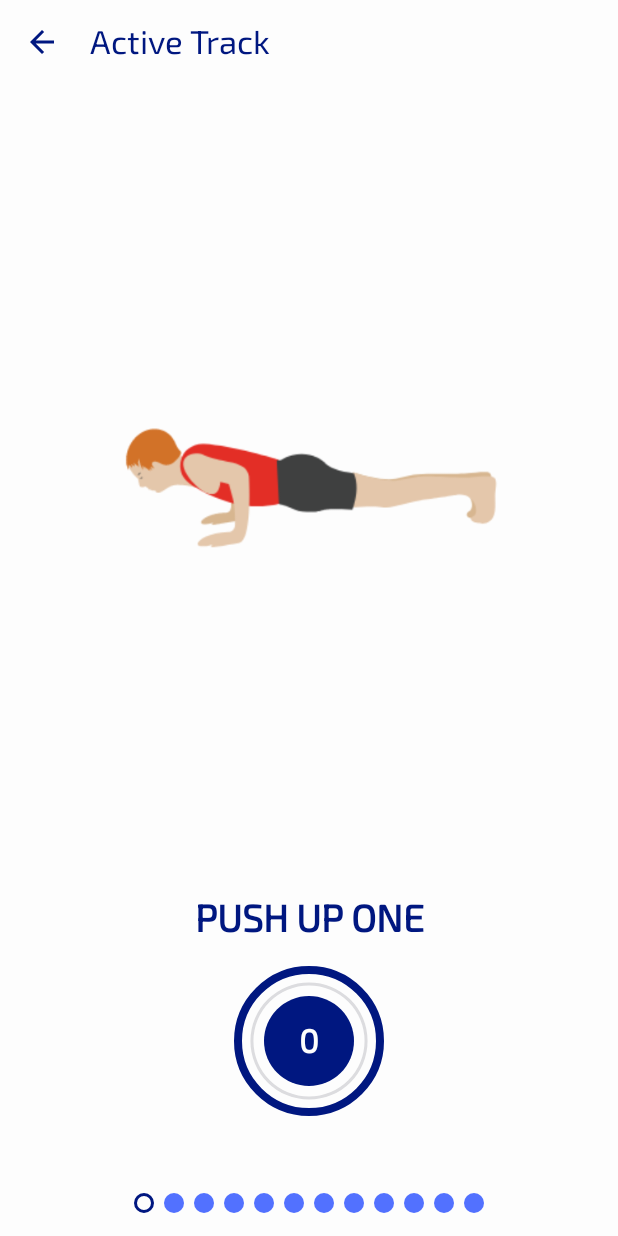
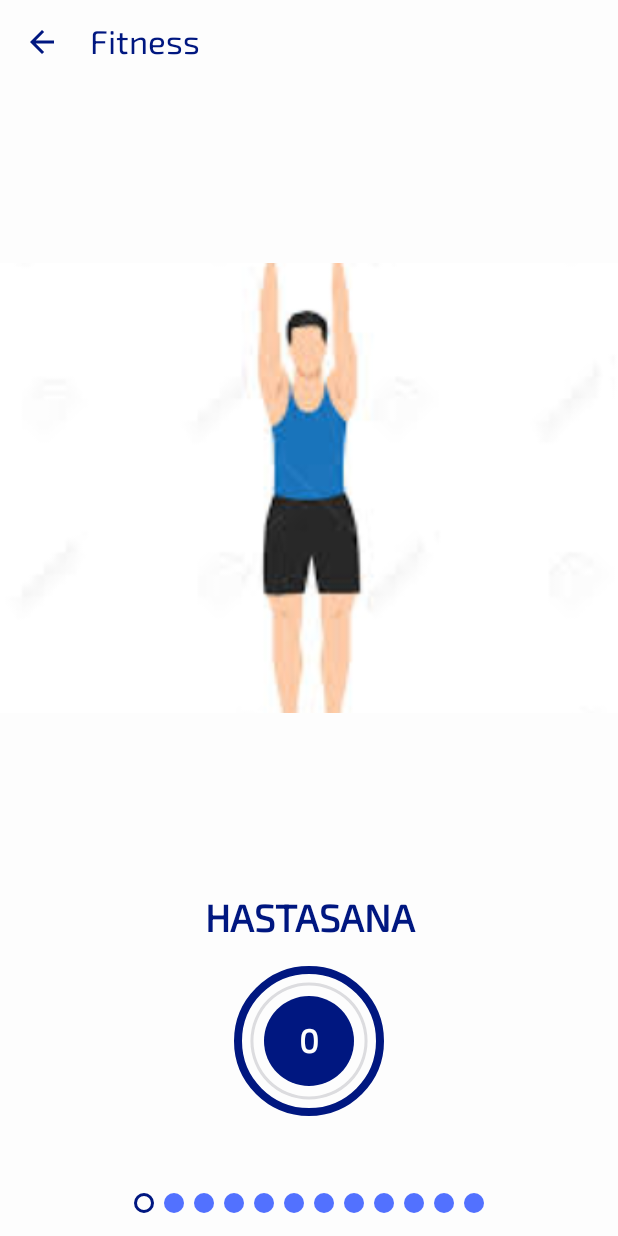
Before and after one commit to Vanshpanchal/Active-Track, an Android app: the ExerciseActivity screen opened directly, with no data from a screen before it, on a phone screen of 412 x 824 dp. Run offline under Robolectric (Android 15) with nearby library versions, the phone set to English and light mode, and no system bars.

Commit message:
Added yoga set illustration

```diff
--- a/app/src/main/java/com/example/fitnessapp/Constantone.kt
+++ b/app/src/main/java/com/example/fitnessapp/Constantone.kt
@@ -4,43 +4,43 @@ object Constantone {
     fun ExerciseList(): ArrayList<ExerciseModel> {
         val e_list = ArrayList<ExerciseModel>()
 
-        val pushUp = ExerciseModel(1, "PUSH UP ONE", R.drawable.pushup, false, false)
+        val pushUp = ExerciseModel(1, "HASTASANA", R.drawable.hastasana, false, false)
         e_list.add(pushUp)
 
-        val plank = ExerciseModel(2, "PLANK", R.drawable.plank, false, false)
+        val plank = ExerciseModel(2, "UTTANASANA", R.drawable.uttanasana, false, false)
         e_list.add(plank)
 
-        val kneeStretch = ExerciseModel(3, "KNEE STRETCH", R.drawable.kneestrech, false, false)
+        val kneeStretch = ExerciseModel(3, "TRIKONASANA", R.drawable.trikonasana, false, false)
         e_list.add(kneeStretch)
 
         val lowerBack =
-            ExerciseModel(4, "LOWER BACK STRETCH", R.drawable.lowerbackstrech, false, false)
+            ExerciseModel(4, "UTKATASANA", R.drawable.utkatasana, false, false)
         e_list.add(lowerBack)
 
-        val squat = ExerciseModel(5, "SQUAT", R.drawable.squat, false, false)
+        val squat = ExerciseModel(5, "ADHO MUKHA SVANASANA", R.drawable.adhomukhasvanasana, false, false)
         e_list.add(squat)
 
         val ballHolding =
-            ExerciseModel(6, "BALL HOLDING", R.drawable.chair_posture_holding, false, false)
+            ExerciseModel(6, "PASCHIMOTTANASANA", R.drawable.paschimottanasana, false, false)
         e_list.add(ballHolding)
 
-        val backStretch = ExerciseModel(7, "BACK STRETCH", R.drawable.backstrech, false, false)
+        val backStretch = ExerciseModel(7, "AGNISTAMBHASANA", R.drawable.agnistambhasana, false, false)
         e_list.add(backStretch)
 
-        val sitUp = ExerciseModel(8, "SIT UP", R.drawable.situp, false, false)
+        val sitUp = ExerciseModel(8, "MATSYENDRASANA", R.drawable.matsyendrasana, false, false)
         e_list.add(sitUp)
 
         val legStretching =
-            ExerciseModel(9, "LEG STRETCHING", R.drawable.leg_stretching, false, false)
+            ExerciseModel(9, "SETU BANDHA SARVANGASANA CHAKRASANA", R.drawable.setubandhasarvangasanachakrasana, false, false)
         e_list.add(legStretching)
 
-        val stretch = ExerciseModel(10, "STRETCH", R.drawable.stretch, false, false)
+        val stretch = ExerciseModel(10, "VRKSASANA", R.drawable.vrksasana, false, false)
         e_list.add(stretch)
 
-        val elbow = ExerciseModel(11, "ELBOW STRETCHING", R.drawable.elbow, false, false)
+        val elbow = ExerciseModel(11, "APANASANA", R.drawable.apanasana, false, false)
         e_list.add(elbow)
 
-        val neck = ExerciseModel(12, "NECK STRETCH", R.drawable.neck, false, false)
+        val neck = ExerciseModel(12, "PRANAYAMA", R.drawable.pranayama, false, false)
         e_list.add(neck)
         return e_list
     }
--- a/app/src/main/java/com/example/fitnessapp/ProfileActivity.kt
+++ b/app/src/main/java/com/example/fitnessapp/ProfileActivity.kt
@@ -326,8 +326,8 @@ class ProfileActivity : AppCompatActivity() {
 //                        // Share the bitmap
 //                        shareBitmap(this@ProfileActivity, bitmap)
 //                        initialChallenge()
-                        intent = Intent(this@ProfileActivity, Music_Activity::class.java)
-                        startActivity(intent)
+//                        intent = Intent(this@ProfileActivity, Music_Activity::class.java)
+//                        startActivity(intent)
 
                     }
 
--- a/app/src/main/java/com/example/fitnessapp/challengeAct.kt
+++ b/app/src/main/java/com/example/fitnessapp/challengeAct.kt
@@ -599,7 +599,7 @@ class challengeAct : AppCompatActivity() {
         val streakEntry = hashMapOf(
             "Streak" to streak,
             "Status" to sts,
-            "Reminder" to false //debug
+            "Reminder" to true //debug // march 18
         )
         fsStore.collection("Streak").document(auth.currentUser?.uid!!)
             .collection("mystreak").document(auth.currentUser?.uid!! + "Streak").get()
--- a/app/src/main/res/layout/activity_exercise.xml
+++ b/app/src/main/res/layout/activity_exercise.xml
@@ -22,7 +22,7 @@
     <ImageView
         android:id="@+id/iv_exercise"
         android:layout_width="match_parent"
-        android:layout_height="215dp"
+        android:layout_height="300dp"
         android:contentDescription="@string/exercise_name"
         android:scaleType="centerCrop"
         app:layout_constraintBottom_toTopOf="@+id/tv_statement"
--- a/app/src/main/res/values/strings.xml
+++ b/app/src/main/res/values/strings.xml
@@ -1,5 +1,5 @@
 <resources>
-    <string name="app_name">Active Track</string>
+    <string name="app_name">Fitness</string>
     <string name="start">start</string>
     <string name="logo">logo</string>
     <string name="get_ready_for">GET READY FOR</string>
```
Also changed, not shown: app/src/main/res/drawable/adhomukhasvanasana.jpg (added), app/src/main/res/drawable/agnistambhasana.jpg (added), app/src/main/res/drawable/apanasana.jpg (added), app/src/main/res/drawable/hastasana.jpeg (added), app/src/main/res/drawable/matsyendrasana.jpg (added), app/src/main/res/drawable/parivrttasukhasana.jpg (added), app/src/main/res/drawable/paschimottanasana.jpg (added), app/src/main/res/drawable/pranayama.jpg (added), app/src/main/res/drawable/setubandhasarvangasanachakrasana.jpg (added), app/src/main/res/drawable/trikonasana.jpg (added), app/src/main/res/drawable/utkatasana.jpg (added), app/src/main/res/drawable/uttanasana.jpg (added), app/src/main/res/drawable/vrksasana.jpg (added).
